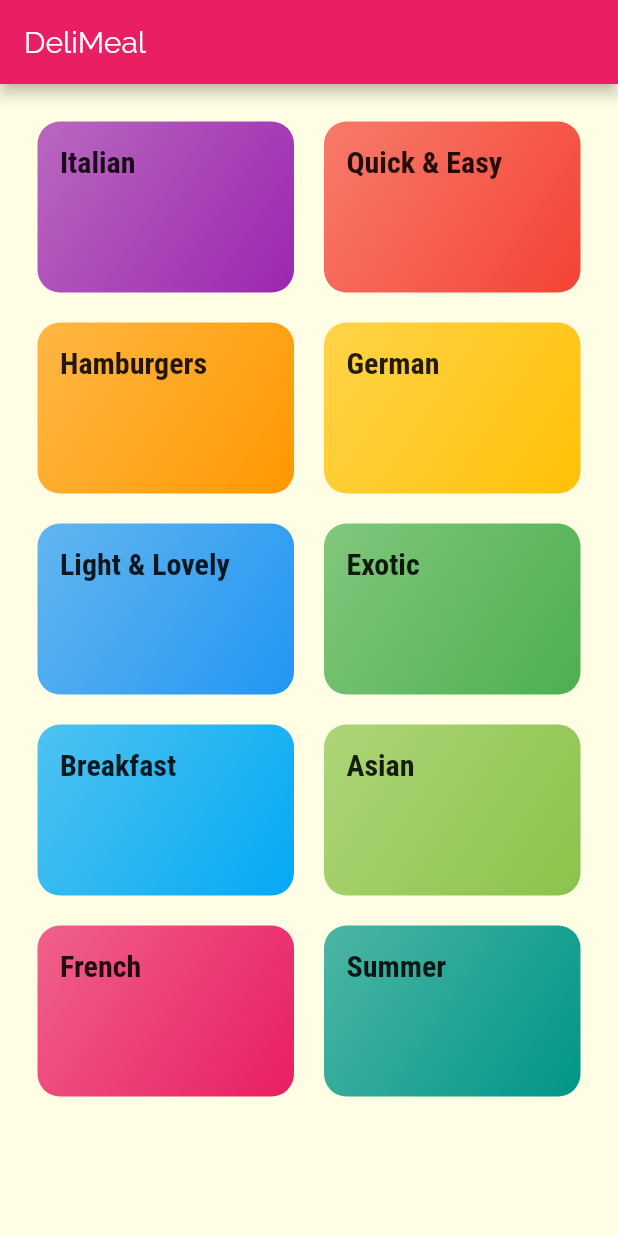
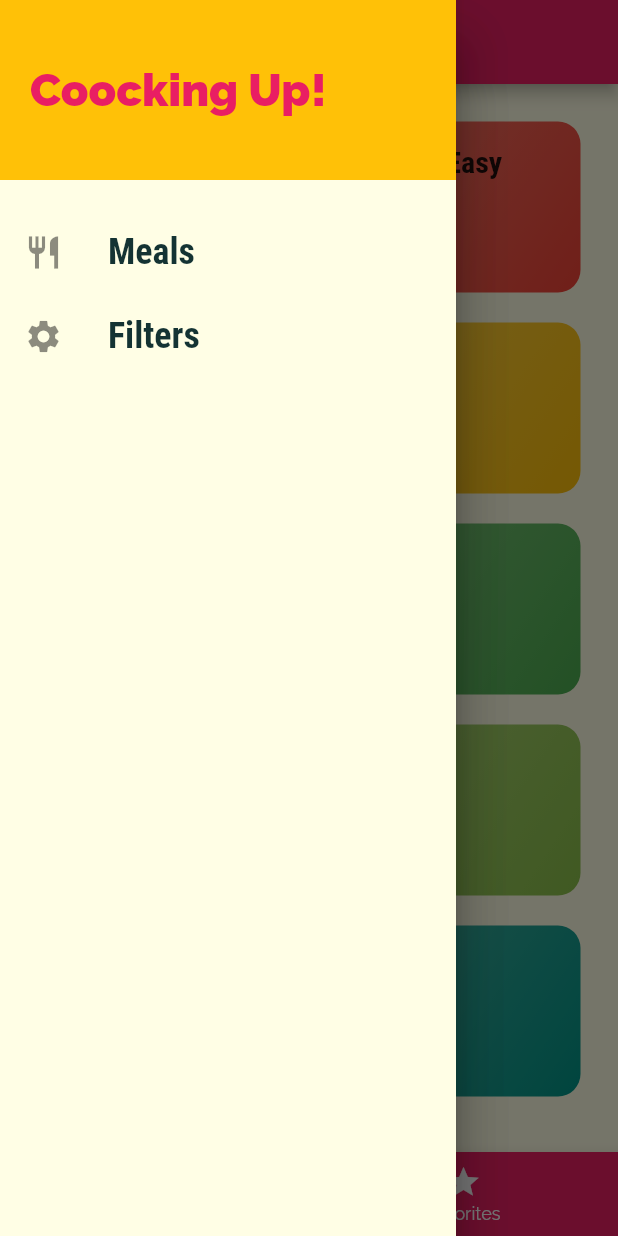
Before and after one commit to Goldmagination/Deli_meals, a Flutter app: the screen it shows after launch, with the side drawer open (before the commit the screen has no drawer), on a phone screen of 412 x 824 dp. Run offline on Flutter 3.47's test engine with Material 2 defaults, Android fonts, the phone set to English and light mode, and no system bars.

Commit message:
new routes

```diff
--- /dev/null
+++ b/lib/Widgets/main_drawer.dart
@@ -0,0 +1,53 @@
+import 'package:flutter/material.dart';
+
+import '../screens/filters_screen.dart';
+
+class MainDrawer extends StatelessWidget {
+  Widget _buildTileList(IconData icon, String text, Function tapHandler) {
+    return ListTile(
+      leading: Icon(
+        icon,
+        size: 26,
+      ),
+      title: Text(
+        text,
+        style: TextStyle(
+          fontFamily: 'RobotoCondensed',
+          fontSize: 24,
+          fontWeight: FontWeight.bold,
+        ),
+      ),
+      onTap: tapHandler,
+    );
+  }
+
+  @override
+  Widget build(BuildContext context) {
+    return Drawer(
+      child: Column(children: <Widget>[
+        Container(
+          height: 120,
+          width: double.infinity,
+          padding: EdgeInsets.all(20),
+          alignment: Alignment.centerLeft,
+          color: Theme.of(context).accentColor,
+          child: Text(
+            'Coocking Up!',
+            style: TextStyle(
+              fontWeight: FontWeight.w900,
+              fontSize: 30,
+              color: Theme.of(context).primaryColor,
+            ),
+          ),
+        ),
+        SizedBox(height: 20),
+        _buildTileList(Icons.restaurant, 'Meals', () {
+          Navigator.of(context).pushNamed('/');
+        }),
+        _buildTileList(Icons.settings, 'Filters', () {
+          Navigator.of(context).pushNamed(FiltersScreen.routeName);
+        })
+      ]),
+    );
+  }
+}
--- a/lib/main.dart
+++ b/lib/main.dart
@@ -3,6 +3,8 @@ import 'package:flutter/material.dart';
 import './screens/meal_detail_screen.dart';
 import './screens/categories_screen.dart';
 import './screens/category_meals_recipe.dart';
+import './screens/tabs_screen.dart';
+import './screens/filters_screen.dart';
 
 void main() => runApp(MyApp());
 
@@ -29,10 +31,11 @@ class MyApp extends StatelessWidget {
               fontWeight: FontWeight.bold,
             )),
       ),
-      home: CategoriesScreen(),
+      home: TabsScreen(),
       routes: {
         CategoryMealsScreen.routeName: (ctx) => CategoryMealsScreen(),
         MealDetailScreen.routeName: (ctx) => MealDetailScreen(),
+        FiltersScreen.routeName: (ctx) => FiltersScreen(),
       },
       onGenerateRoute: (settings) {
         print(settings.arguments);
--- a/lib/screens/categories_screen.dart
+++ b/lib/screens/categories_screen.dart
@@ -7,9 +7,9 @@ class CategoriesScreen extends StatelessWidget {
   @override
   Widget build(BuildContext context) {
     return Scaffold(
-      appBar: AppBar(
-        title: const Text('DeliMeal'),
-      ),
+      // appBar: AppBar(
+      //   title: const Text('DeliMeal'),
+      // ),
       body: GridView(
         padding: const EdgeInsets.all(25),
         children: DUMMY_CATEGORIES
--- /dev/null
+++ b/lib/screens/favorites_screen.dart
@@ -0,0 +1,10 @@
+import 'package:flutter/material.dart';
+
+class FavoritesScreen extends StatelessWidget {
+  @override
+  Widget build(BuildContext context) {
+    return Center(
+      child: Text('The Favorites!'),
+    );
+  }
+}
--- /dev/null
+++ b/lib/screens/filters_screen.dart
@@ -0,0 +1,12 @@
+import 'package:flutter/material.dart';
+
+class FiltersScreen extends StatelessWidget {
+  static const routeName = '/filters';
+
+  @override
+  Widget build(BuildContext context) {
+    return Center(
+      child: Text('Filters!'),
+    );
+  }
+}
--- /dev/null
+++ b/lib/screens/tabs_screen.dart
@@ -0,0 +1,58 @@
+import 'package:flutter/material.dart';
+
+import './categories_screen.dart';
+import './favorites_screen.dart';
+import '../Widgets/main_drawer.dart';
+
+class TabsScreen extends StatefulWidget {
+  @override
+  _TabsScreenState createState() => _TabsScreenState();
+}
+
+class _TabsScreenState extends State<TabsScreen> {
+  final List<Map<String, Object>> _pages = [
+    {'page': CategoriesScreen(), 'title': 'Categories'},
+    {'page': FavoritesScreen(), 'title': 'Your Favorites'},
+  ];
+
+  int _selectedPageIndex = 0;
+
+  void _selectPage(int index) {
+    setState(() {
+      _selectedPageIndex = index;
+    });
+  }
+
+  @override
+  Widget build(BuildContext context) {
+    return Scaffold(
+      appBar: AppBar(
+        title: Text(_pages[_selectedPageIndex]['title']),
+      ),
+      drawer: Drawer(
+        child: MainDrawer(),
+      ),
+      body: _pages[_selectedPageIndex]['page'],
+      bottomNavigationBar: BottomNavigationBar(
+        onTap: _selectPage,
+        backgroundColor: Theme.of(context).primaryColor,
+        unselectedItemColor: Colors.white,
+        selectedItemColor: Theme.of(context).accentColor,
+        currentIndex: _selectedPageIndex,
+        // type: BottomNavigationBarType.fixed,
+        items: [
+          BottomNavigationBarItem(
+            backgroundColor: Theme.of(context).primaryColor,
+            icon: Icon(Icons.category),
+            title: Text('Categories'),
+          ),
+          BottomNavigationBarItem(
+            backgroundColor: Theme.of(context).primaryColor,
+            icon: Icon(Icons.star),
+            title: Text('Favorites'),
+          ),
+        ],
+      ),
+    );
+  }
+}
```
